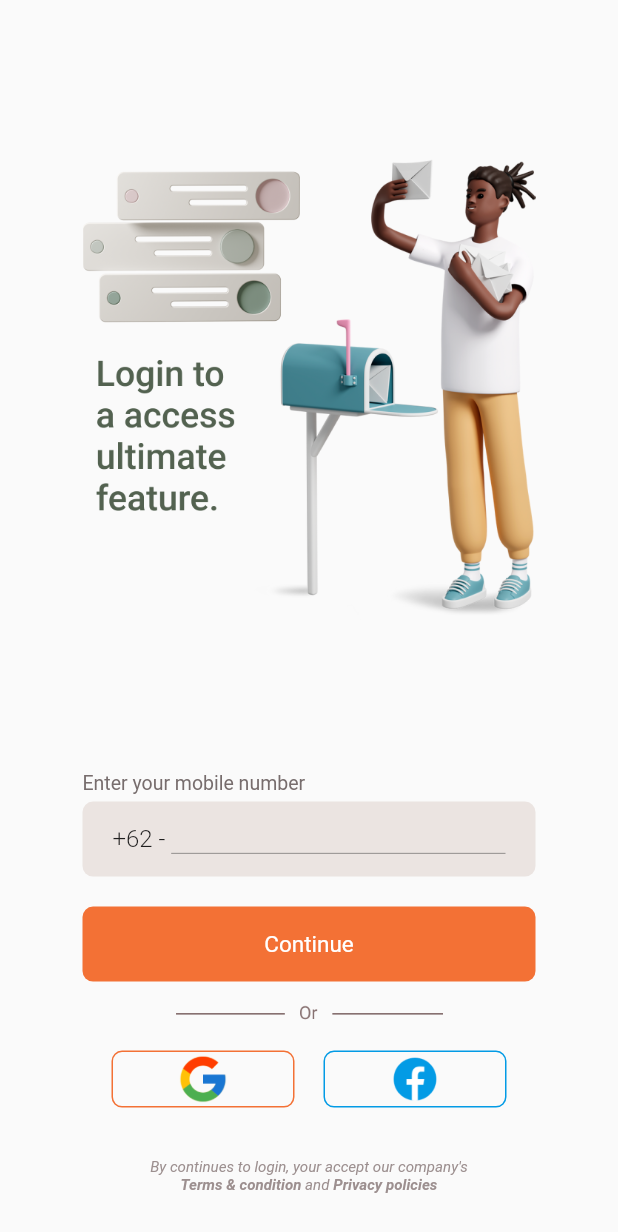
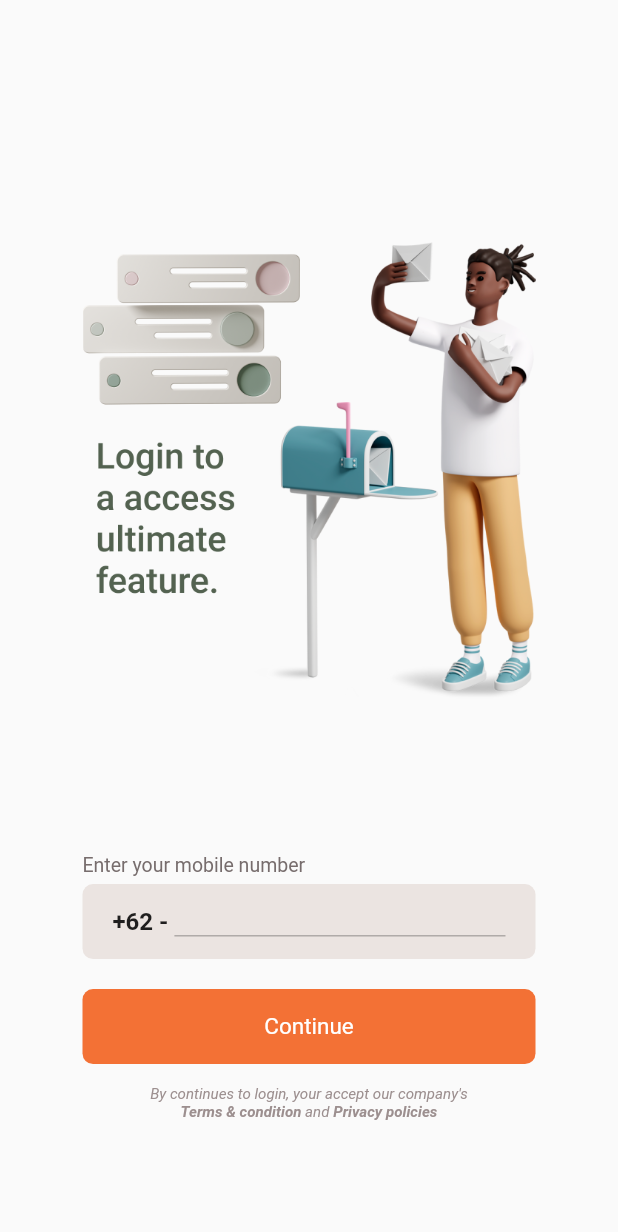
Before and after one commit to RandhoB/npobox, a Flutter app: the LoginPageView screen opened by its route, on a phone screen of 412 x 824 dp. Shown: the top 1232 px of the screen. Run offline on Flutter 3.47's test engine with Material 2 defaults, Android fonts, the phone set to English and light mode, and no system bars; our stand-ins replace carousel_slider, get, google_fonts, introduction_screen, lottie.

Commit message:
perubahan terbaru

```diff
--- a/lib/app/modules/login_page/views/login_page_view.dart
+++ b/lib/app/modules/login_page/views/login_page_view.dart
@@ -19,7 +19,11 @@ class LoginPageView extends GetView<LoginPageController> {
             height: 20,
           ),
           Padding(
-            padding: const EdgeInsets.only(left: 55, right: 55),
+            padding: const EdgeInsets.only(
+              left: 55,
+              right: 55,
+              top: 55,
+            ),
             child: Image.asset(
               "assets/image_login.png",
               width: MediaQuery.of(context).size.width,
@@ -56,7 +60,7 @@ class LoginPageView extends GetView<LoginPageController> {
                         Text(
                           "+62 - ",
                           style: TextStyle(
-                              fontSize: 16, fontWeight: FontWeight.w300),
+                              fontSize: 16, fontWeight: FontWeight.bold),
                         ),
                         Expanded(
                             child: TextField(
@@ -105,29 +109,31 @@ class LoginPageView extends GetView<LoginPageController> {
                 SizedBox(
                   height: 14,
                 ),
-                Center(
-                  child: Image.asset(
-                    "assets/or.png",
-                    width: 178,
-                  ),
-                ),
-                SizedBox(
-                  height: 15,
-                ),
-                Row(
-                  mainAxisAlignment: MainAxisAlignment.spaceEvenly,
-                  children: [
-                    MenuItemSignUp(
-                        image: "assets/Google.png", warna: orangeColor),
-                    MenuItemSignUp(
-                      image: "assets/Facebook.png",
-                      warna: blueColor,
-                    ),
-                  ],
-                ),
-                SizedBox(
-                  height: 34,
-                ),
+                //--------Termasuk menu yang belum di aktifkan-------
+                // Center(
+                //   child: Image.asset(
+                //     "assets/or.png",
+                //     width: 178,
+                //   ),
+                // ),
+                // SizedBox(
+                //   height: 15,
+                // ),
+                // Row(
+                //   mainAxisAlignment: MainAxisAlignment.spaceEvenly,
+                //   children: [
+                //     MenuItemSignUp(
+                //         image: "assets/Google.png", warna: orangeColor),
+                //     MenuItemSignUp(
+                //       image: "assets/Facebook.png",
+                //       warna: blueColor,
+                //     ),
+                //   ],
+                // ),
+                // SizedBox(
+                //   height: 34,
+                // ),
+                //-------------Sampai sini--------------
                 Center(
                   child: RichText(
                       textAlign: TextAlign.center,
```
Also changed, not shown: 4 other files.
